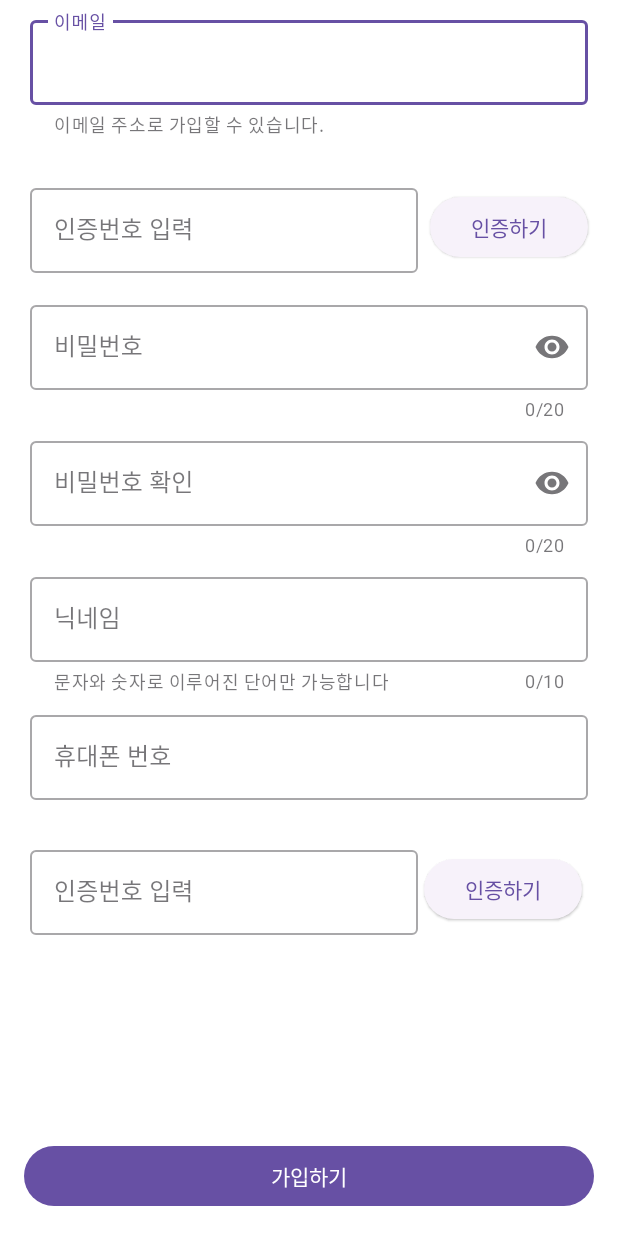
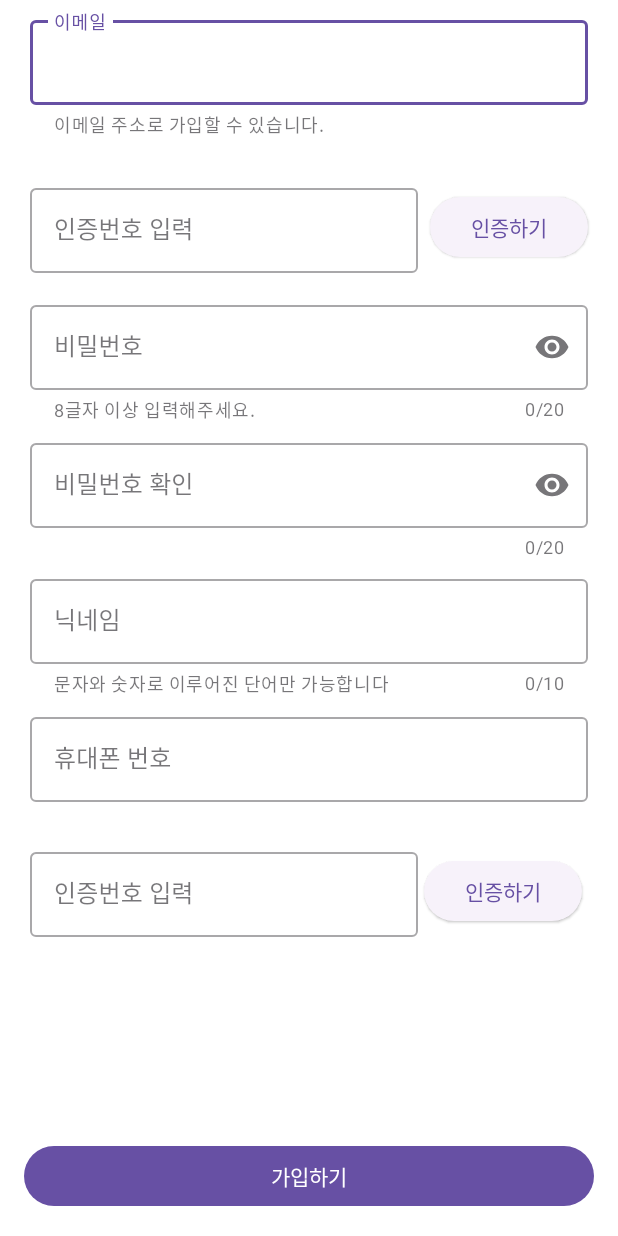
Before and after one commit to sesac-team-triad/for-pets-android, an Android app: the layout fragment_sign_up_user.xml on its own in the app's theme, with its tools: preview values and no code run, on a phone screen of 412 x 824 dp. Run offline under Robolectric (Android 15) with nearby library versions, the phone set to English and light mode, and no system bars.

Commit message:
"add: 비밀번호 helper 추가

```diff
--- a/app/src/main/res/layout/fragment_sign_up_user.xml
+++ b/app/src/main/res/layout/fragment_sign_up_user.xml
@@ -71,6 +71,8 @@
         app:counterEnabled="true"
         app:counterMaxLength="20"
         app:endIconMode="password_toggle"
+        app:helperText="@string/sign_up_til_password_helper"
+        app:helperTextEnabled="true"
         app:layout_constraintEnd_toEndOf="@id/til_email"
         app:layout_constraintStart_toStartOf="@id/til_email"
         app:layout_constraintTop_toBottomOf="@id/til_cert_email_number">
--- a/app/src/main/res/values/strings.xml
+++ b/app/src/main/res/values/strings.xml
@@ -97,4 +97,5 @@
     <string name="sign_up_til_nickname_helper">문자와 숫자로 이루어진 단어만 가능합니다</string>
     <string name="login_til_phone">휴대폰 번호</string>
     <string name="sign_up_submit">가입하기</string>
+    <string name="sign_up_til_password_helper">8글자 이상 입력해주세요.</string>
 </resources>
```
